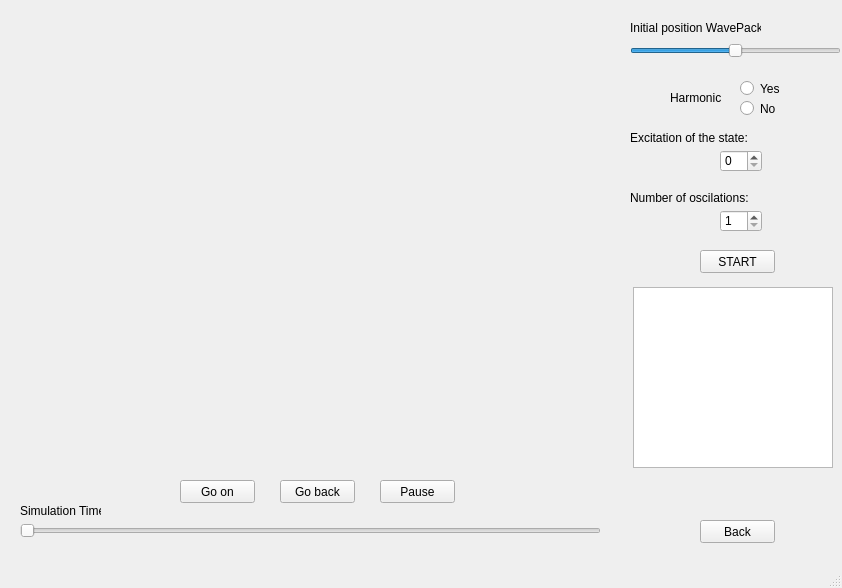
Qt form WD.ui (brunojulia/ultracoldUB) before a commit.
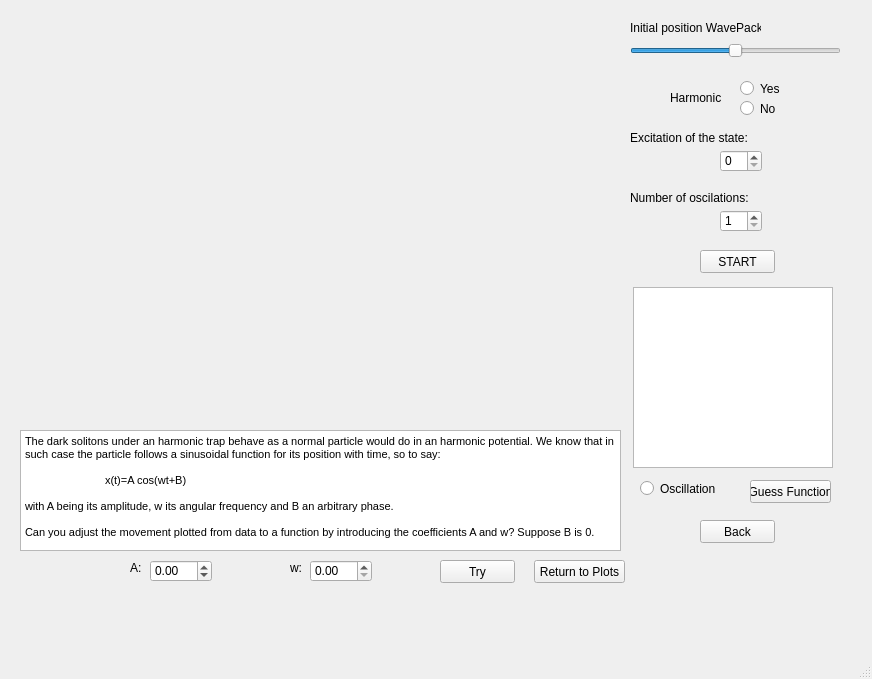
The same form after that commit.

Commit message:
Actualización de las interfaces.
He añadido múltiples opciones a las interfces. Barras de carga, nuegos juegos interactivos, nuevos cálculos, etc.

What changed in the file:
```diff
--- a/WD.ui
+++ b/WD.ui
@@ -6,8 +6,8 @@
    <rect>
     <x>0</x>
     <y>0</y>
-    <width>842</width>
-    <height>588</height>
+    <width>872</width>
+    <height>679</height>
    </rect>
   </property>
   <property name="windowTitle">
@@ -328,6 +328,205 @@
      <string>Pause</string>
     </property>
    </widget>
+   <widget class="QWidget" name="interact_game" native="true">
+    <property name="geometry">
+     <rect>
+      <x>630</x>
+      <y>470</y>
+      <width>211</width>
+      <height>51</height>
+     </rect>
+    </property>
+    <widget class="QRadioButton" name="radioButton_oscil">
+     <property name="geometry">
+      <rect>
+       <x>10</x>
+       <y>10</y>
+       <width>82</width>
+       <height>17</height>
+      </rect>
+     </property>
+     <property name="text">
+      <string>Oscillation</string>
+     </property>
+    </widget>
+    <widget class="QPushButton" name="pushButton_game">
+     <property name="geometry">
+      <rect>
+       <x>120</x>
+       <y>10</y>
+       <width>81</width>
+       <height>23</height>
+      </rect>
+     </property>
+     <property name="text">
+      <string>Guess Function</string>
+     </property>
+    </widget>
+   </widget>
+   <widget class="QWidget" name="game" native="true">
+    <property name="geometry">
+     <rect>
+      <x>10</x>
+      <y>420</y>
+      <width>621</width>
+      <height>171</height>
+     </rect>
+    </property>
+    <widget class="QTextBrowser" name="textBrowser">
+     <property name="geometry">
+      <rect>
+       <x>10</x>
+       <y>10</y>
+       <width>601</width>
+       <height>121</height>
+      </rect>
+     </property>
+     <property name="html">
+      <string>&lt;!DOCTYPE HTML PUBLIC &quot;-//W3C//DTD HTML 4.0//EN&quot; &quot;http://www.w3.org/TR/REC-html40/strict.dtd&quot;&gt;
+&lt;html&gt;&lt;head&gt;&lt;meta name=&quot;qrichtext&quot; content=&quot;1&quot; /&gt;&lt;style type=&quot;text/css&quot;&gt;
+p, li { white-space: pre-wrap; }
+&lt;/style&gt;&lt;/head&gt;&lt;body style=&quot; font-family:'MS Shell Dlg 2'; font-size:8.25pt; font-weight:400; font-style:normal;&quot;&gt;
+&lt;p style=&quot; margin-top:0px; margin-bottom:0px; margin-left:0px; margin-right:0px; -qt-block-indent:0; text-indent:0px;&quot;&gt;&lt;span style=&quot; font-size:8pt;&quot;&gt;The dark solitons under an harmonic trap behave as a normal particle would do in an harmonic potential. We know that in such case the particle follows a sinusoidal function for its position with time, so to say:&lt;/span&gt;&lt;/p&gt;
+&lt;p style=&quot;-qt-paragraph-type:empty; margin-top:0px; margin-bottom:0px; margin-left:0px; margin-right:0px; -qt-block-indent:0; text-indent:0px; font-size:8pt;&quot;&gt;&lt;br /&gt;&lt;/p&gt;
+&lt;p style=&quot; margin-top:0px; margin-bottom:0px; margin-left:0px; margin-right:0px; -qt-block-indent:0; text-indent:0px;&quot;&gt;&lt;span style=&quot; font-size:8pt;&quot;&gt;	x(t)=A cos(wt+B)&lt;/span&gt;&lt;/p&gt;
+&lt;p style=&quot;-qt-paragraph-type:empty; margin-top:0px; margin-bottom:0px; margin-left:0px; margin-right:0px; -qt-block-indent:0; text-indent:0px; font-size:8pt;&quot;&gt;&lt;br /&gt;&lt;/p&gt;
+&lt;p style=&quot; margin-top:0px; margin-bottom:0px; margin-left:0px; margin-right:0px; -qt-block-indent:0; text-indent:0px;&quot;&gt;&lt;span style=&quot; font-size:8pt;&quot;&gt;with A being its amplitude, w its angular frequency and B an arbitrary phase.&lt;/span&gt;&lt;/p&gt;
+&lt;p style=&quot;-qt-paragraph-type:empty; margin-top:0px; margin-bottom:0px; margin-left:0px; margin-right:0px; -qt-block-indent:0; text-indent:0px; font-size:8pt;&quot;&gt;&lt;br /&gt;&lt;/p&gt;
+&lt;p style=&quot; margin-top:0px; margin-bottom:0px; margin-left:0px; margin-right:0px; -qt-block-indent:0; text-indent:0px;&quot;&gt;&lt;span style=&quot; font-size:8pt;&quot;&gt;Can you adjust the movement plotted from data to a function by introducing the coefficients A and w? Suppose B is 0.&lt;/span&gt;&lt;/p&gt;&lt;/body&gt;&lt;/html&gt;</string>
+     </property>
+    </widget>
+    <widget class="QPushButton" name="pushButton_try">
+     <property name="geometry">
+      <rect>
+       <x>430</x>
+       <y>140</y>
+       <width>75</width>
+       <height>23</height>
+      </rect>
+     </property>
+     <property name="text">
+      <string>Try</string>
+     </property>
+    </widget>
+    <widget class="QPushButton" name="pushButton_return">
+     <property name="geometry">
+      <rect>
+       <x>524</x>
+       <y>140</y>
+       <width>91</width>
+       <height>23</height>
+      </rect>
+     </property>
+     <property name="text">
+      <string>Return to Plots</string>
+     </property>
+    </widget>
+    <widget class="QWidget" name="widget_osci" native="true">
+     <property name="geometry">
+      <rect>
+       <x>100</x>
+       <y>140</y>
+       <width>271</width>
+       <height>31</height>
+      </rect>
+     </property>
+     <widget class="QDoubleSpinBox" name="spin_amplitude">
+      <property name="geometry">
+       <rect>
+        <x>40</x>
+        <y>0</y>
+        <width>62</width>
+        <height>22</height>
+       </rect>
+      </property>
+      <property name="minimum">
+       <double>-6.000000000000000</double>
+      </property>
+      <property name="maximum">
+       <double>6.000000000000000</double>
+      </property>
+      <property name="singleStep">
+       <double>0.100000000000000</double>
+      </property>
+     </widget>
+     <widget class="QDoubleSpinBox" name="spin_frequency">
+      <property name="geometry">
+       <rect>
+        <x>200</x>
+        <y>0</y>
+        <width>62</width>
+        <height>22</height>
+       </rect>
+      </property>
+      <property name="maximum">
+       <double>10.000000000000000</double>
+      </property>
+      <property name="singleStep">
+       <double>0.010000000000000</double>
+      </property>
+     </widget>
+     <widget class="QLabel" name="label_A">
+      <property name="geometry">
+       <rect>
+        <x>20</x>
+        <y>0</y>
+        <width>16</width>
+        <height>16</height>
+       </rect>
+      </property>
+      <property name="text">
+       <string>A:</string>
+      </property>
+     </widget>
+     <widget class="QLabel" name="label_w">
+      <property name="geometry">
+       <rect>
+        <x>180</x>
+        <y>0</y>
+        <width>16</width>
+        <height>16</height>
+       </rect>
+      </property>
+      <property name="text">
+       <string>w:</string>
+      </property>
+     </widget>
+    </widget>
+   </widget>
+   <widget class="QWidget" name="mplwindow_2" native="true">
+    <property name="geometry">
+     <rect>
+      <x>10</x>
+      <y>0</y>
+      <width>621</width>
+      <height>421</height>
+     </rect>
+    </property>
+    <property name="sizePolicy">
+     <sizepolicy hsizetype="Expanding" vsizetype="Preferred">
+      <horstretch>0</horstretch>
+      <verstretch>0</verstretch>
+     </sizepolicy>
+    </property>
+    <property name="layoutDirection">
+     <enum>Qt::LeftToRight</enum>
+    </property>
+    <layout class="QVBoxLayout" name="mplvl_2">
+     <property name="spacing">
+      <number>2</number>
+     </property>
+     <property name="leftMargin">
+      <number>0</number>
+     </property>
+     <property name="topMargin">
+      <number>0</number>
+     </property>
+     <property name="bottomMargin">
+      <number>0</number>
+     </property>
+    </layout>
+   </widget>
   </widget>
   <widget class="QMenuBar" name="menubar">
    <property name="geometry">
```
Left out of the diff: 24 changed lines with no effect on the pictures. The commit also changes 2 other files.
